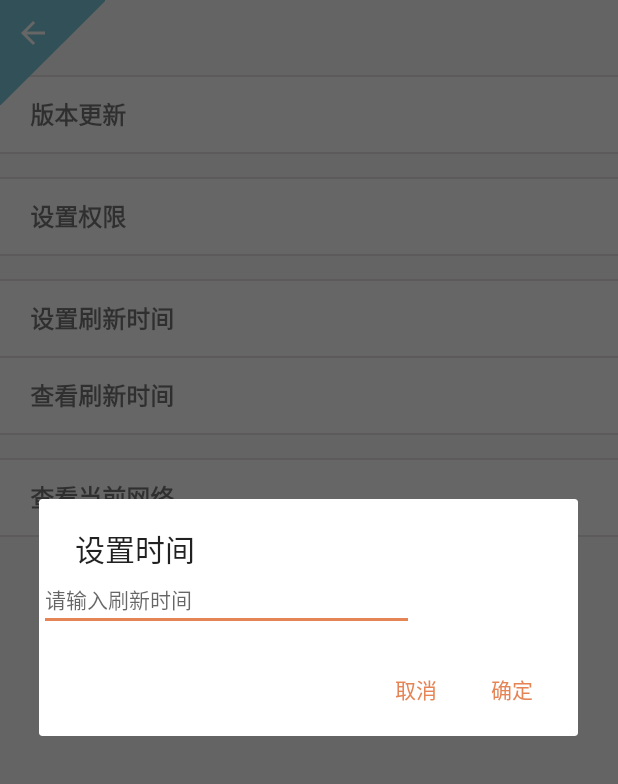
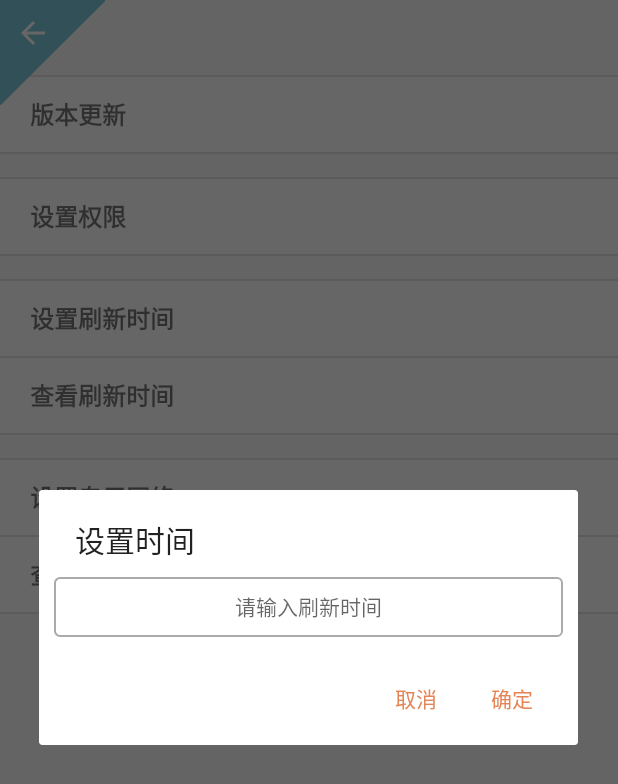
Before and after one commit to CHwithKeY/TryOn, an Android app: the Setting_Act screen opened directly, with no data from a screen before it, after a tap on "设置刷新时间", on a phone screen of 412 x 824 dp. Shown: the top 784 px of the screen. Run offline under Robolectric (Android 15) with nearby library versions, the light colour scheme and no system bars.

Commit message:
Stable --- Feature Add:     Add a new item in Setting_Act.java named "Set Dedicated Net", which used in develop stage more. And it can solve the problem that forget to modify the Dedicated URL after developing every time.

```diff
--- /dev/null
+++ b/app/src/main/res/drawable/dw_public_base_frame_et.xml
@@ -0,0 +1,17 @@
+<?xml version="1.0" encoding="utf-8"?>
+<selector xmlns:android="http://schemas.android.com/apk/res/android">
+    <item android:state_focused="false">
+        <shape android:shape="rectangle">
+            <corners android:radius="@dimen/radius_mini_size" />
+            <stroke android:width="1dp" android:color="@color/colorGrayDivider" />
+        </shape>
+    </item>
+
+    <item android:state_focused="true">
+        <shape android:shape="rectangle">
+            <corners android:radius="@dimen/radius_mini_size" />
+            <stroke android:width="1dp" android:color="@android:color/darker_gray" />
+        </shape>
+    </item>
+
+</selector>
--- a/app/src/main/res/layout/activity_setting_layout.xml
+++ b/app/src/main/res/layout/activity_setting_layout.xml
@@ -64,6 +64,13 @@
         <include layout="@layout/divider_horizontal_gray_item" />
 
         <TextView
+            android:id="@+id/setting_set_dedicated_net_tv"
+            style="@style/base_list_item_tv_style"
+            android:text="@string/setting_set_dedicated_net_tv" />
+
+        <include layout="@layout/divider_horizontal_gray_item" />
+
+        <TextView
             android:id="@+id/setting_check_net_tv"
             style="@style/base_list_item_tv_style"
             android:text="@string/setting_check_net_tv" />
--- a/app/src/main/res/layout/dialog_edit_refresh_time_view.xml
+++ b/app/src/main/res/layout/dialog_edit_refresh_time_view.xml
@@ -1,13 +1,14 @@
 <?xml version="1.0" encoding="utf-8"?>
 <LinearLayout xmlns:android="http://schemas.android.com/apk/res/android"
-    android:layout_width="wrap_content"
+    android:layout_width="match_parent"
     android:layout_height="match_parent"
     android:layout_gravity="center"
     android:orientation="vertical">
 
     <EditText
         android:id="@+id/dialog_ert_time_et"
-        style="@style/login_iet_style"
+        style="@style/base_public_et_style"
+        android:gravity="center"
         android:hint="请输入刷新时间"
         android:inputType="numberDecimal" />
 
--- a/app/src/main/res/values/strings.xml
+++ b/app/src/main/res/values/strings.xml
@@ -166,6 +166,7 @@
     <string name="setting_authorize_tv">设置权限</string>
     <string name="setting_refresh_time_tv">设置刷新时间</string>
     <string name="setting_get_refresh_time_tv">查看刷新时间</string>
+    <string name="setting_set_dedicated_net_tv">设置专用网络</string>
     <string name="setting_check_net_tv">查看当前网络</string>
 
     <!-- activity_update_layout -->
--- a/app/src/main/res/values/styles.xml
+++ b/app/src/main/res/values/styles.xml
@@ -20,6 +20,15 @@
         <item name="android:layout_width">match_parent</item>
         <item name="android:layout_height">wrap_content</item>
         <item name="android:layout_margin">@dimen/item_half_divider</item>
+    </style>
+
+    <style name="base_public_et_style">
+        <item name="android:layout_width">match_parent</item>
+        <item name="android:layout_height">40dp</item>
+        <item name="android:textSize">@dimen/text_normal_size</item>
+        <item name="android:padding">@dimen/item_divider</item>
+        <item name="android:background">@drawable/dw_public_base_frame_et</item>
+        <item name="android:layout_margin">@dimen/item_divider</item>
     </style>
 
     <style name="base_list_item_tv_style">
```
Also changed, not shown: app/src/main/java/wale_tech/tryon/http/HttpSet.java (+8 -1 lines), app/src/main/java/wale_tech/tryon/user/setting/Setting_Act.java (+55 -7 lines), 1 other file.
